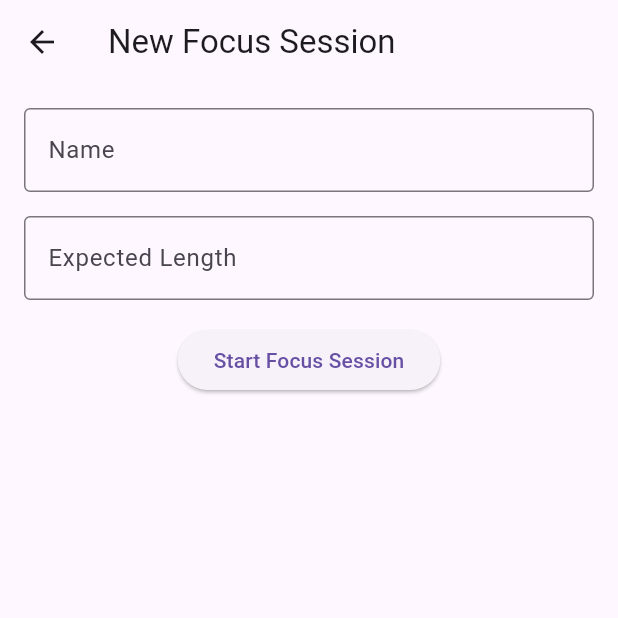
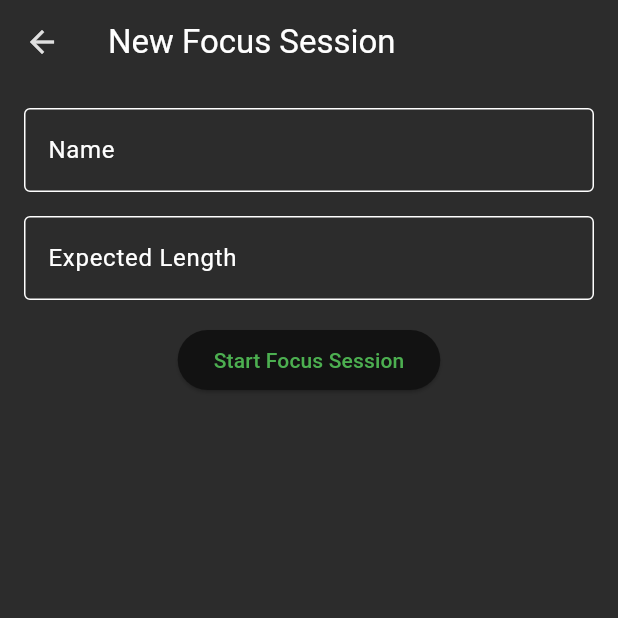
Before and after one commit to minatsilvester/deep_work_mobile, a Flutter app: the NewFocusSessionForm screen opened directly, on a phone screen of 412 x 824 dp, the top half of it. Run offline on Flutter 3.47's test engine with Material 3 defaults, Android fonts, the phone set to English and light mode, and no system bars; our stand-ins replace shared_preferences; accounts and stored records are empty; network calls fail.

Commit message:
feat: added new theme

```diff
--- /dev/null
+++ b/lib/common/utils.dart
@@ -0,0 +1,3 @@
+String formatDateTime(String dateTime) {
+  return dateTime.split('T').join(' ');
+}
--- a/lib/main.dart
+++ b/lib/main.dart
@@ -7,6 +7,7 @@ import 'package:flutter/material.dart';
 import 'package:provider/provider.dart';
 import './screens/home.dart';
 import './screens/register.dart';
+import './theme/default_theme.dart';
 
 void main() {
   runApp(
@@ -33,6 +34,7 @@ class DeepWork extends StatelessWidget {
         auth.loginStatus == Status.loggedIn ? '/focus_sessions' : '/';
 
     return MaterialApp(
+      theme: defaultTheme,
       debugShowCheckedModeBanner: false,
       initialRoute: initialRoute,
       routes: {
--- a/lib/models/focus_session.dart
+++ b/lib/models/focus_session.dart
@@ -4,8 +4,10 @@ class FocusSession {
   final String? endTime;
   final String? expectedEndTime;
   final int expectedLength;
+  final String? name;
   final String? sessionDate;
   final String? startTime;
+  final String? status;
 
   FocusSession(
       {this.id,
@@ -13,8 +15,10 @@ class FocusSession {
       this.endTime,
       this.expectedEndTime,
       required this.expectedLength,
+      this.name,
       this.sessionDate,
-      this.startTime});
+      this.startTime,
+      this.status});
 
   factory FocusSession.fromJson(Map<String, dynamic> json) {
     return FocusSession(
@@ -23,7 +27,9 @@ class FocusSession {
         endTime: json['end_time'],
         expectedEndTime: json['expected_end_time'],
         expectedLength: json['expected_length'],
+        name: json["name"],
         sessionDate: json['session_date'],
-        startTime: json['start_time']);
+        startTime: json['start_time'],
+        status: json['status']);
   }
 }
--- /dev/null
+++ b/lib/theme/default_theme.dart
@@ -0,0 +1,51 @@
+import 'package:flutter/material.dart';
+
+final ThemeData defaultTheme = ThemeData(
+  brightness: Brightness.dark, // Dark theme
+  scaffoldBackgroundColor:
+      const Color(0xFF2C2C2C), // Moderately dark background (Charcoal)
+  primaryColor: const Color(0xFF4CAF50), // Pleasant shade of green (Emerald)
+  colorScheme: const ColorScheme.dark(
+    primary: Color(0xFF4CAF50), // Green primary color
+    secondary: Color(0xFF4CAF50), // Green secondary color
+    onPrimary: Color(0xFFE0E0E0), // Off-white text on primary color
+    onSecondary: Color(0xFFE0E0E0), // Off-white text on secondary color
+  ),
+  textTheme: const TextTheme(
+    bodyLarge: TextStyle(
+      color: Color(0xFFE0E0E0), // Off-white text for large body text
+    ),
+    bodyMedium: TextStyle(
+      color: Color(0xFFE0E0E0), // Off-white text for medium body text
+    ),
+    bodySmall: TextStyle(
+      color: Color(0xFFE0E0E0), // Off-white text for small body text
+    ),
+    titleLarge: TextStyle(
+      color: Color(0xFFE0E0E0), // Off-white text for large titles
+    ),
+    titleMedium: TextStyle(
+      color: Color(0xFFE0E0E0), // Off-white text for medium titles
+    ),
+    titleSmall: TextStyle(
+      color: Color(0xFFE0E0E0), // Off-white text for small titles
+    ),
+  ),
+  buttonTheme: const ButtonThemeData(
+    buttonColor: Color(0xFF4CAF50), // Green button color
+    textTheme: ButtonTextTheme.primary,
+  ),
+  appBarTheme: const AppBarTheme(
+    color: Color(0xFF2C2C2C), // Dark app bar matching background
+    iconTheme:
+        IconThemeData(color: Color(0xFFE0E0E0)), // White icons in app bar
+  ),
+  floatingActionButtonTheme: const FloatingActionButtonThemeData(
+    backgroundColor: Color(0xFF4CAF50), // Green FAB color
+  ),
+  bottomNavigationBarTheme: const BottomNavigationBarThemeData(
+    backgroundColor: Color(0xFF2C2C2C), // Dark bottom nav bar
+    selectedItemColor: Color(0xFF4CAF50), // Green selected item color
+    unselectedItemColor: Color(0xFFE0E0E0), // Light text for unselected items
+  ),
+);
```
Also changed, not shown: lib/screens/focus_session.dart/list.dart (+44 -6 lines).
